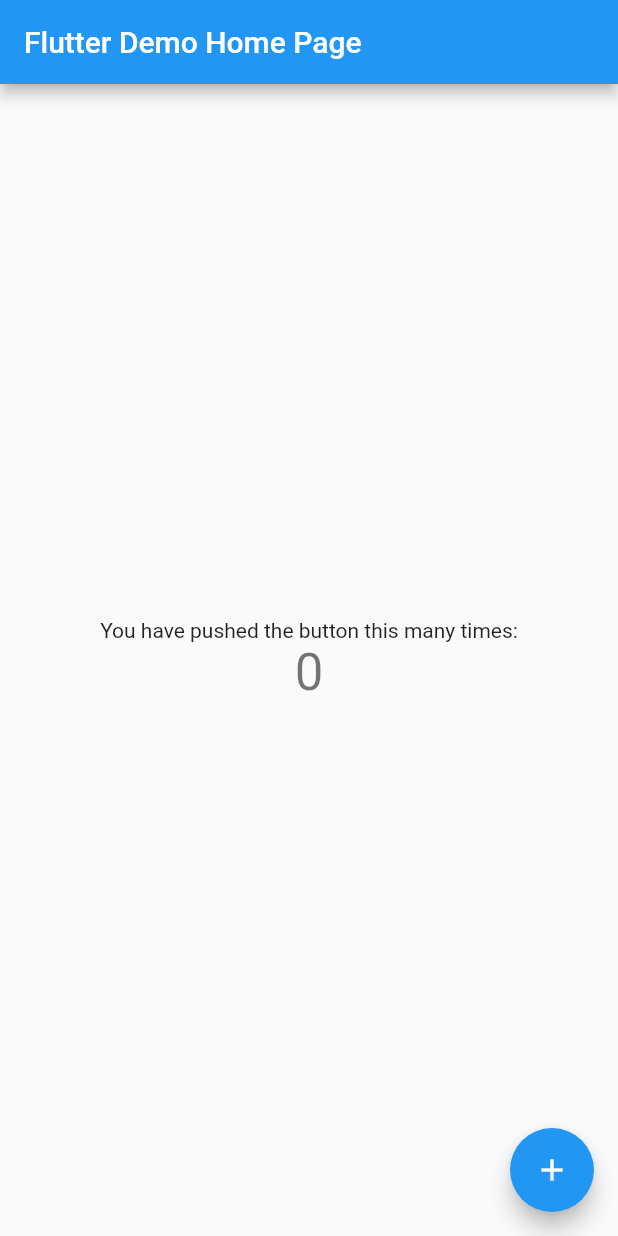
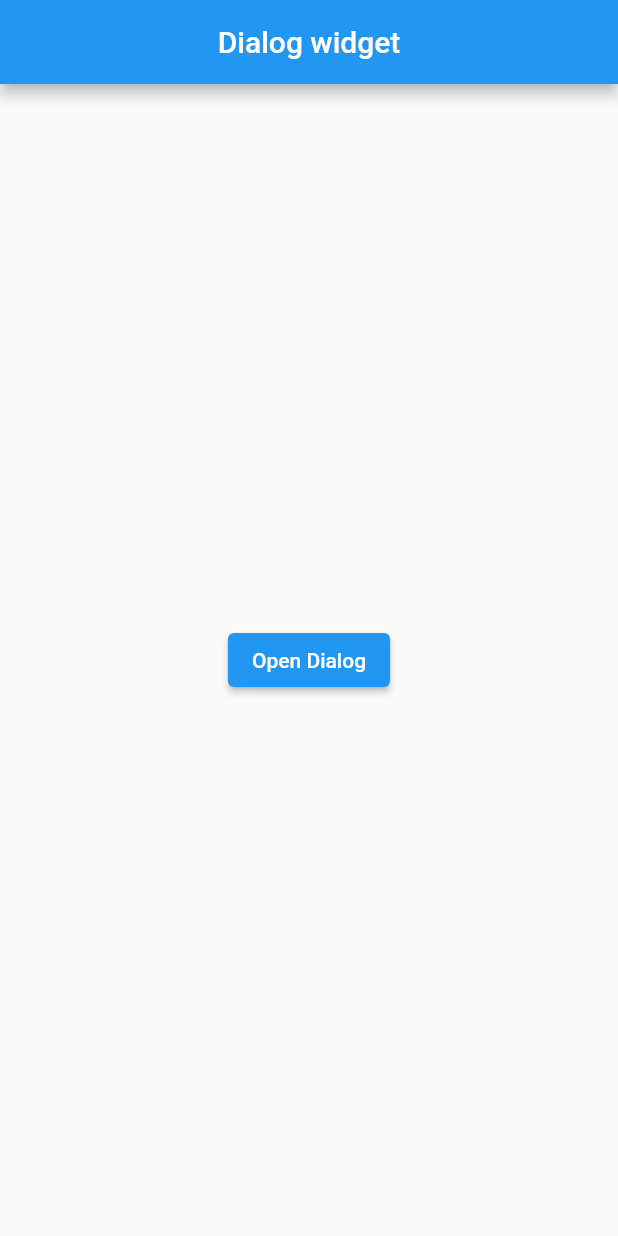
Before and after one commit to muhriddinbek-off/flutter_lessons, a Flutter app: the screen it shows after launch, on a phone screen of 412 x 824 dp. Run offline on Flutter 3.47's test engine with Material 2 defaults, Android fonts, the phone set to English and light mode, and no system bars.

Commit message:
added eleveted button

```diff
--- /dev/null
+++ b/lib/01_dialog/alert_dialog.dart
@@ -0,0 +1,23 @@
+import 'package:flutter/material.dart';
+
+class AlertDialogScreen extends StatefulWidget {
+  const AlertDialogScreen({super.key});
+
+  @override
+  State<AlertDialogScreen> createState() => _AlertDialogScreenState();
+}
+
+class _AlertDialogScreenState extends State<AlertDialogScreen> {
+  @override
+  Widget build(BuildContext context) {
+    return Scaffold(
+      appBar: AppBar(
+        centerTitle: true,
+        title: const Text('Dialog widget'),
+      ),
+      body: Center(
+        child: ElevatedButton(onPressed: () {}, child: const Text('Open Dialog')),
+      ),
+    );
+  }
+}
--- a/lib/main.dart
+++ b/lib/main.dart
@@ -1,4 +1,5 @@
 import 'package:flutter/material.dart';
+import '01_dialog/alert_dialog.dart';
 
 void main() {
   runApp(const MyApp());
@@ -7,109 +8,11 @@ void main() {
 class MyApp extends StatelessWidget {
   const MyApp({super.key});
 
-  // This widget is the root of your application.
   @override
   Widget build(BuildContext context) {
-    return MaterialApp(
-      title: 'Flutter Demo',
-      theme: ThemeData(
-        // This is the theme of your application.
-        //
-        // Try running your application with "flutter run". You'll see the
-        // application has a blue toolbar. Then, without quitting the app, try
-        // changing the primarySwatch below to Colors.green and then invoke
-        // "hot reload" (press "r" in the console where you ran "flutter run",
-        // or simply save your changes to "hot reload" in a Flutter IDE).
-        // Notice that the counter didn't reset back to zero; the application
-        // is not restarted.
-        primarySwatch: Colors.blue,
-      ),
-      home: const MyHomePage(title: 'Flutter Demo Home Page'),
+    return const MaterialApp(
+      debugShowCheckedModeBanner: false,
+      home: AlertDialogScreen(),
     );
   }
 }
-
-class MyHomePage extends StatefulWidget {
-  const MyHomePage({super.key, required this.title});
-
-  // This widget is the home page of your application. It is stateful, meaning
-  // that it has a State object (defined below) that contains fields that affect
-  // how it looks.
-
-  // This class is the configuration for the state. It holds the values (in this
-  // case the title) provided by the parent (in this case the App widget) and
-  // used by the build method of the State. Fields in a Widget subclass are
-  // always marked "final".
-
-  final String title;
-
-  @override
-  State<MyHomePage> createState() => _MyHomePageState();
-}
-
-class _MyHomePageState extends State<MyHomePage> {
-  int _counter = 0;
-
-  void _incrementCounter() {
-    setState(() {
-      // This call to setState tells the Flutter framework that something has
-      // changed in this State, which causes it to rerun the build method below
-      // so that the display can reflect the updated values. If we changed
-      // _counter without calling setState(), then the build method would not be
-      // called again, and so nothing would appear to happen.
-      _counter++;
-    });
-  }
-
-  @override
-  Widget build(BuildContext context) {
-    // This method is rerun every time setState is called, for instance as done
-    // by the _incrementCounter method above.
-    //
-    // The Flutter framework has been optimized to make rerunning build methods
-    // fast, so that you can just rebuild anything that needs updating rather
-    // than having to individually change instances of widgets.
-    return Scaffold(
-      appBar: AppBar(
-        // Here we take the value from the MyHomePage object that was created by
-        // the App.build method, and use it to set our appbar title.
-        title: Text(widget.title),
-      ),
-      body: Center(
-        // Center is a layout widget. It takes a single child and positions it
-        // in the middle of the parent.
-        child: Column(
-          // Column is also a layout widget. It takes a list of children and
-          // arranges them vertically. By default, it sizes itself to fit its
-          // children horizontally, and tries to be as tall as its parent.
-          //
-          // Invoke "debug painting" (press "p" in the console, choose the
-          // "Toggle Debug Paint" action from the Flutter Inspector in Android
-          // Studio, or the "Toggle Debug Paint" command in Visual Studio Code)
-          // to see the wireframe for each widget.
-          //
-          // Column has various properties to control how it sizes itself and
-          // how it positions its children. Here we use mainAxisAlignment to
-          // center the children vertically; the main axis here is the vertical
-          // axis because Columns are vertical (the cross axis would be
-          // horizontal).
-          mainAxisAlignment: MainAxisAlignment.center,
-          children: <Widget>[
-            const Text(
-              'You have pushed the button this many times:',
-            ),
-            Text(
-              '$_counter',
-              style: Theme.of(context).textTheme.headlineMedium,
-            ),
-          ],
-        ),
-      ),
-      floatingActionButton: FloatingActionButton(
-        onPressed: _incrementCounter,
-        tooltip: 'Increment',
-        child: const Icon(Icons.add),
-      ), // This trailing comma makes auto-formatting nicer for build methods.
-    );
-  }
-}
```
